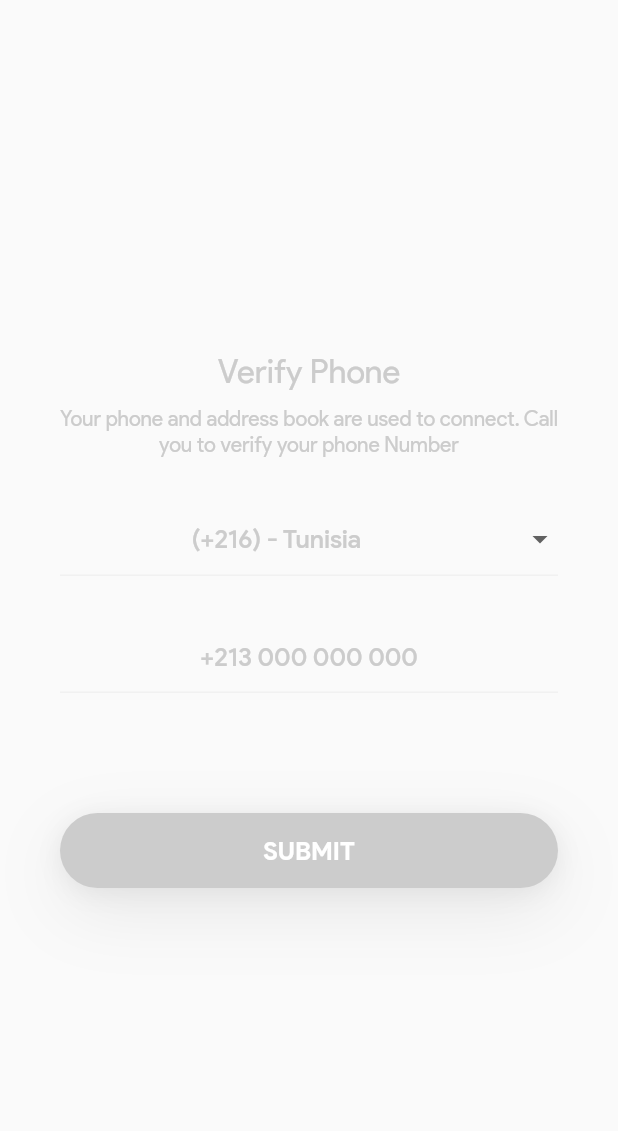
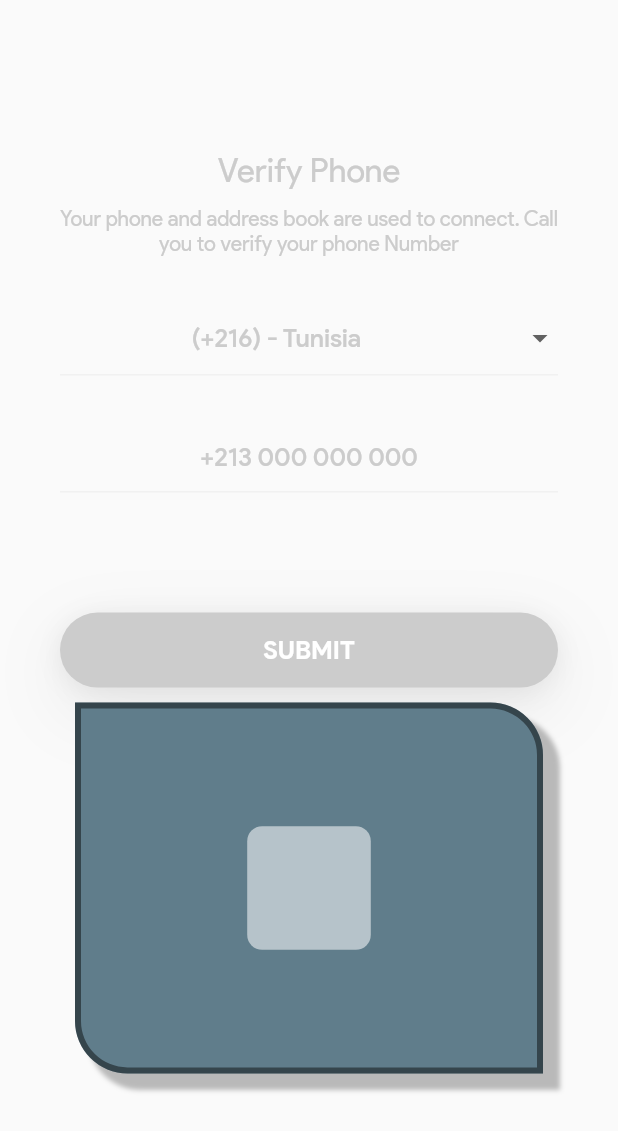
Before and after one commit to l-Marco-l/MagnoApp, a Flutter app: the MobileVerification screen opened directly, on a phone screen of 412 x 824 dp. Shown: the top 1131 px of the screen. Run offline on Flutter 3.47's test engine with Material 2 defaults, Android fonts, the phone set to English and light mode, and no system bars; our stand-ins replace cached_network_image, carousel_slider, cloud_firestore, country_code_picker, firebase_auth, firebase_core and 10 more; missing offline and left inert: global_configuration, google_map_location_picker; accounts and stored records are empty; network calls fail.

Commit message:
Finalizado v3.0

```diff
--- a/lib/main.dart
+++ b/lib/main.dart
@@ -5,7 +5,6 @@ import 'package:global_configuration/global_configuration.dart';
 import 'generated/l10n.dart';
 import 'route_generator.dart';
 import 'src/helpers/app_config.dart' as config;
-import 'src/helpers/custom_trace.dart';
 import 'src/models/setting.dart';
 import 'src/repository/settings_repository.dart' as settingRepo;
 import 'src/repository/user_repository.dart' as userRepo;
@@ -13,11 +12,7 @@ import 'src/repository/user_repository.dart' as userRepo;
 Future<void> main() async {
   WidgetsFlutterBinding.ensureInitialized();
   await GlobalConfiguration().loadFromAsset("configurations");
-  print(CustomTrace(StackTrace.current,
-      message: "base_url: ${GlobalConfiguration().getValue('base_url')}"));
-  print(CustomTrace(StackTrace.current,
-      message:
-          "api_base_url: ${GlobalConfiguration().getValue('api_base_url')}"));
+
   runApp(MyApp());
 }
 
--- /dev/null
+++ b/lib/src/elements/ReusableCont.dart
@@ -0,0 +1,37 @@
+import 'package:flutter/material.dart';
+
+class WholeContainer extends StatelessWidget {
+  @override
+  Widget build(BuildContext context) {
+    return Container(
+      margin: EdgeInsets.all(10.0),
+      padding: EdgeInsets.all(5.0),
+      width: MediaQuery.of(context).size.width * 0.7,
+      height: MediaQuery.of(context).size.height * 0.3,
+      alignment: Alignment.center,
+      //color: Colors.blueGrey,
+      decoration: BoxDecoration(
+          color: Colors.blueGrey,
+          border: Border.all(
+              color: Colors.black45, width: 4.0, style: BorderStyle.solid),
+          borderRadius: BorderRadius.only(
+              topRight: Radius.circular(35),
+              bottomLeft: Radius.elliptical(35, 35)),
+          boxShadow: [
+            BoxShadow(
+                color: Colors.black26,
+                blurRadius: 2,
+                spreadRadius: 1.0,
+                offset: Offset(10.0, 10.0))
+          ]),
+      child: Container(
+        width: MediaQuery.of(context).size.width * 0.2,
+        height: MediaQuery.of(context).size.height * 0.1,
+        decoration: BoxDecoration(
+          color: Colors.white54,
+          borderRadius: BorderRadius.all(Radius.circular(10)),
+        ),
+      ),
+    );
+  }
+}
--- a/lib/src/pages/mobile_verification.dart
+++ b/lib/src/pages/mobile_verification.dart
@@ -1,5 +1,6 @@
 import 'package:flutter/cupertino.dart';
 import 'package:flutter/material.dart';
+import 'package:markets/src/elements/ReusableCont.dart';
 
 import '../../generated/l10n.dart';
 import '../elements/BlockButtonWidget.dart';
@@ -96,6 +97,7 @@ class MobileVerification extends StatelessWidget {
                       .headline6
                       .merge(TextStyle(color: Theme.of(context).primaryColor))),
             ),
+            WholeContainer()
           ],
         ),
       ),
--- a/pubspec.yaml
+++ b/pubspec.yaml
@@ -11,7 +11,7 @@ description: Magno App te ayuda a comprar todo lo que necesites desde la comodid
 # In iOS, build-name is used as CFBundleShortVersionString while build-number used as CFBundleVersion.
 # Read more about iOS versioning at
 # https://developer.apple.com/library/archive/documentation/General/Reference/InfoPlistKeyReference/Articles/CoreFoundationKeys.html
-version: 2.0.17+19
+version: 3.0.0+0
 
 environment:
   sdk: ">=2.2.2 <3.0.0"
```
Also changed, not shown: assets/img/logo2.jpg (added), assets/img/logo2.png (added), 1 other file.
